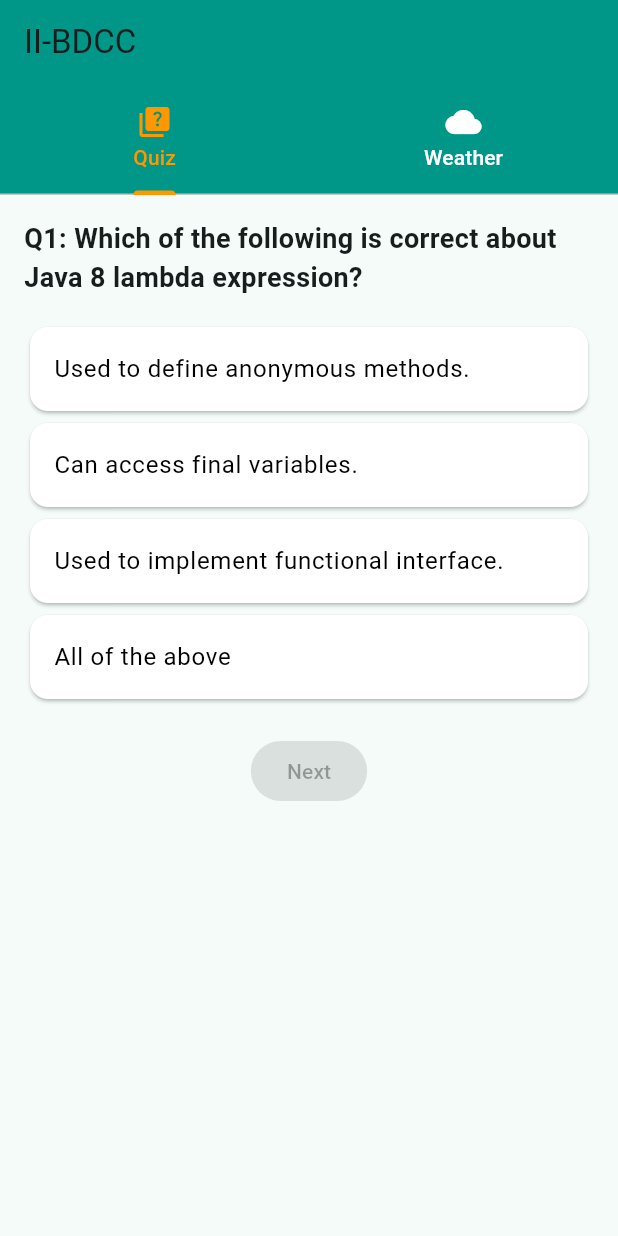
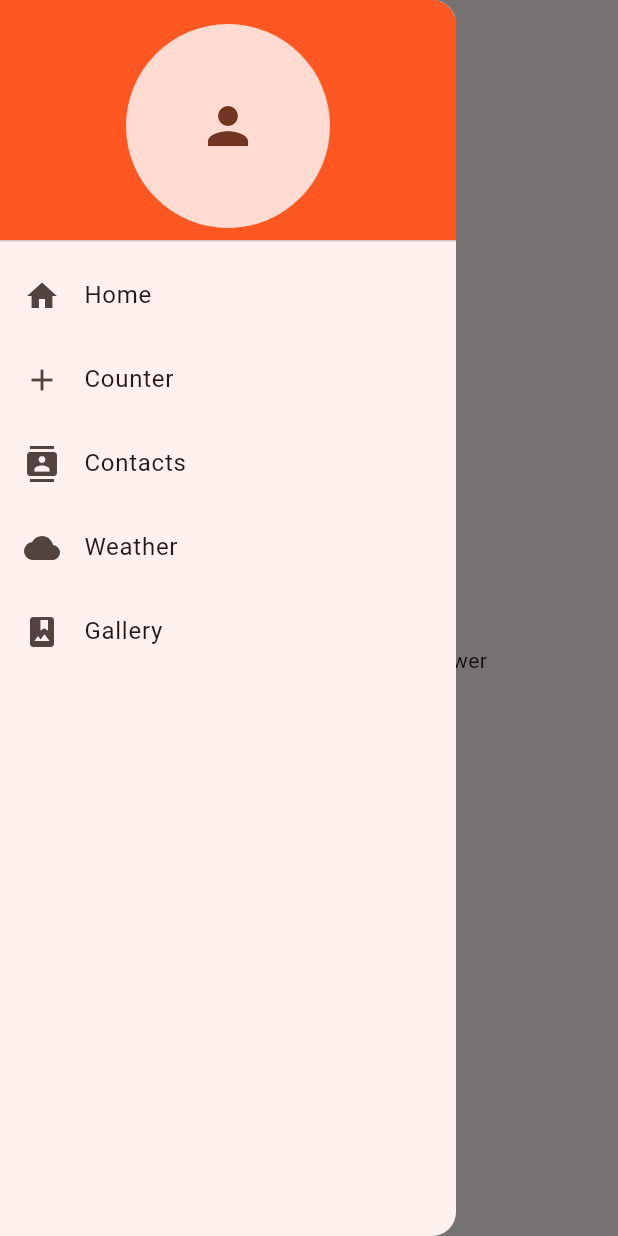
Before and after one commit to LAMBARAA-Abdellah/Flutter_drawer_app, a Flutter app: the screen it shows after launch, with the side drawer open (before the commit the screen has no drawer), on a phone screen of 412 x 824 dp. Run offline on Flutter 3.47's test engine with Material 3 defaults, Android fonts, the phone set to English and light mode, and no system bars; our stand-ins replace flutter_dotenv.

Commit message:
Integrate Drawer Demo pages and routes

```diff
--- a/lib/main.dart
+++ b/lib/main.dart
@@ -1,93 +1,34 @@
 import 'package:flutter/material.dart';
-import 'package:flutter_dotenv/flutter_dotenv.dart';
-import 'quiz_page.dart';
-import 'weather_page.dart';
+import 'pages/home_page.dart';
+import 'pages/counter_page.dart';
+import 'pages/contacts_page.dart';
+import 'pages/weather_page.dart';
+import 'pages/gallery_page.dart';
+import 'pages/quiz_page.dart';
 
-Future<void> main() async {
-  WidgetsFlutterBinding.ensureInitialized();
-
-  try {
-    await dotenv.load(fileName: ".env");
-  } catch (e) {
-    debugPrint("⚠️ Failed to load .env file: $e");
-  }
-
-  runApp(const MyApp());
+void main() {
+  runApp(const NewDrawerApp());
 }
 
-class MyApp extends StatelessWidget {
-  const MyApp({super.key});
+class NewDrawerApp extends StatelessWidget {
+  const NewDrawerApp({super.key});
 
   @override
   Widget build(BuildContext context) {
     return MaterialApp(
-      title: 'II-BDCC',
+      title: 'Drawer Demo',
       theme: ThemeData(
-        colorScheme: ColorScheme.fromSeed(seedColor: Colors.teal),
+        colorScheme: ColorScheme.fromSeed(seedColor: Colors.deepOrange),
         useMaterial3: true,
       ),
-      home: const HomeTabs(),
+      home: const HomePage(),
+      routes: {
+        '/quiz': (_) => const QuizPage(),
+        '/counter': (_) => const CounterPage(),
+        '/contacts': (_) => const ContactsPage(),
+        '/weather': (_) => const WeatherPage(),
+        '/gallery': (_) => const GalleryPage(),
+      },
     );
   }
 }
-
-class HomeTabs extends StatefulWidget {
-  const HomeTabs({super.key});
-
-  @override
-  State<HomeTabs> createState() => _HomeTabsState();
-}
-
-class _HomeTabsState extends State<HomeTabs> with SingleTickerProviderStateMixin {
-  late TabController _tabController;
-
-  final List<Widget> pages = [
-    const QuizPage(),
-    const WeatherPage(),
-  ];
-
-  @override
-  void initState() {
-    super.initState();
-    _tabController = TabController(length: pages.length, vsync: this);
-  }
-
-  @override
-  void dispose() {
-    _tabController.dispose();
-    super.dispose();
-  }
-
-  @override
-  Widget build(BuildContext context) {
-    return Scaffold(
-      appBar: AppBar(
-        title: const Text('II-BDCC'),
-        backgroundColor: Colors.teal,
-      ),
-      body: Column(
-        children: [
-          Container(
-            color: Colors.teal,
-            child: TabBar(
-              controller: _tabController,
-              indicatorColor: Colors.orange,
-              labelColor: Colors.orange,
-              unselectedLabelColor: Colors.white,
-              tabs: const [
-                Tab(icon: Icon(Icons.quiz), text: 'Quiz'),
-                Tab(icon: Icon(Icons.cloud), text: 'Weather'),
-              ],
-            ),
-          ),
-          Expanded(
-            child: TabBarView(
-              controller: _tabController,
-              children: pages,
-            ),
-          ),
-        ],
-      ),
-    );
-  }
-}
--- /dev/null
+++ b/lib/pages/contacts_page.dart
@@ -0,0 +1,29 @@
+import 'package:flutter/material.dart';
+
+class ContactsPage extends StatelessWidget {
+  const ContactsPage({super.key});
+
+  @override
+  Widget build(BuildContext context) {
+    final contacts = [
+      {"name": "Saad El Mabrouk", "email": "saad.elmab@xcloud.com", "phone": "+212 612345678"},
+      {"name": "Kylian Mbappe", "email": "k.mbappe@realmadrid.com", "phone": "+34 623456789"},
+      {"name": "Fede Valverdi", "email": "f.valverdi@xexample.com", "phone": "+34 654321000"},
+    ];
+
+    return Scaffold(
+      appBar: AppBar(title: const Text("Contacts")),
+      body: ListView.builder(
+        itemCount: contacts.length,
+        itemBuilder: (context, index) {
+          final contact = contacts[index];
+          return ListTile(
+            leading: CircleAvatar(child: Text(contact['name']![0])),
+            title: Text(contact['name']!),
+            subtitle: Text("${contact['email']} • ${contact['phone']}"),
+          );
+        },
+      ),
+    );
+  }
+}
--- /dev/null
+++ b/lib/pages/counter_page.dart
@@ -0,0 +1,30 @@
+import 'package:flutter/material.dart';
+
+class CounterPage extends StatefulWidget {
+  const CounterPage({super.key});
+
+  @override
+  State<CounterPage> createState() => _CounterPageState();
+}
+
+class _CounterPageState extends State<CounterPage> {
+  int counter = 0;
+
+  @override
+  Widget build(BuildContext context) {
+    return Scaffold(
+      appBar: AppBar(title: const Text("Counter")),
+      body: Center(
+        child: Text("Counter Value => $counter", style: const TextStyle(fontSize: 20)),
+      ),
+      floatingActionButton: Row(
+        mainAxisAlignment: MainAxisAlignment.end,
+        children: [
+          FloatingActionButton(onPressed: () => setState(() => counter--), child: const Icon(Icons.remove)),
+          const SizedBox(width: 10),
+          FloatingActionButton(onPressed: () => setState(() => counter++), child: const Icon(Icons.add)),
+        ],
+      ),
+    );
+  }
+}
--- /dev/null
+++ b/lib/pages/home_page.dart
@@ -0,0 +1,51 @@
+import 'package:flutter/material.dart';
+
+class HomePage extends StatelessWidget {
+  const HomePage({super.key});
+
+  @override
+  Widget build(BuildContext context) {
+    return Scaffold(
+      appBar: AppBar(title: const Text('Home')),
+      drawer: Drawer(
+        child: ListView(
+          padding: EdgeInsets.zero,
+          children: [
+            const DrawerHeader(
+              decoration: BoxDecoration(color: Colors.deepOrange),
+              child: CircleAvatar(radius: 40, child: Icon(Icons.person, size: 40)),
+            ),
+            ListTile(
+              leading: const Icon(Icons.home),
+              title: const Text('Home'),
+              onTap: () => Navigator.pop(context),
+            ),
+            ListTile(
+              leading: const Icon(Icons.add),
+              title: const Text('Counter'),
+              onTap: () => Navigator.pushNamed(context, '/counter'),
+            ),
+            ListTile(
+              leading: const Icon(Icons.contacts),
+              title: const Text('Contacts'),
+              onTap: () => Navigator.pushNamed(context, '/contacts'),
+            ),
+            ListTile(
+              leading: const Icon(Icons.cloud),
+              title: const Text('Weather'),
+              onTap: () => Navigator.pushNamed(context, '/weather'),
+            ),
+            ListTile(
+              leading: const Icon(Icons.photo_album),
+              title: const Text('Gallery'),
+              onTap: () => Navigator.pushNamed(context, '/gallery'),
+            ),
+          ],
+        ),
+      ),
+      body: const Center(
+        child: Text("Welcome to II-BDCC app with Drawer"),
+      ),
+    );
+  }
+}
--- a/pubspec.yaml
+++ b/pubspec.yaml
@@ -1,4 +1,4 @@
-name: mobile_app_demo
+name: new_drawer_app
 description: "A new Flutter project."
 # The following line prevents the package from being accidentally published to
 # pub.dev using `flutter pub publish`. This is preferred for private packages.
```
Also changed, not shown: lib/pages/gallery_page.dart (added, +30 -0 lines), lib/pages/quiz_page.dart (renamed from lib/quiz_page.dart), lib/pages/weather_page.dart (renamed from lib/weather_page.dart).
